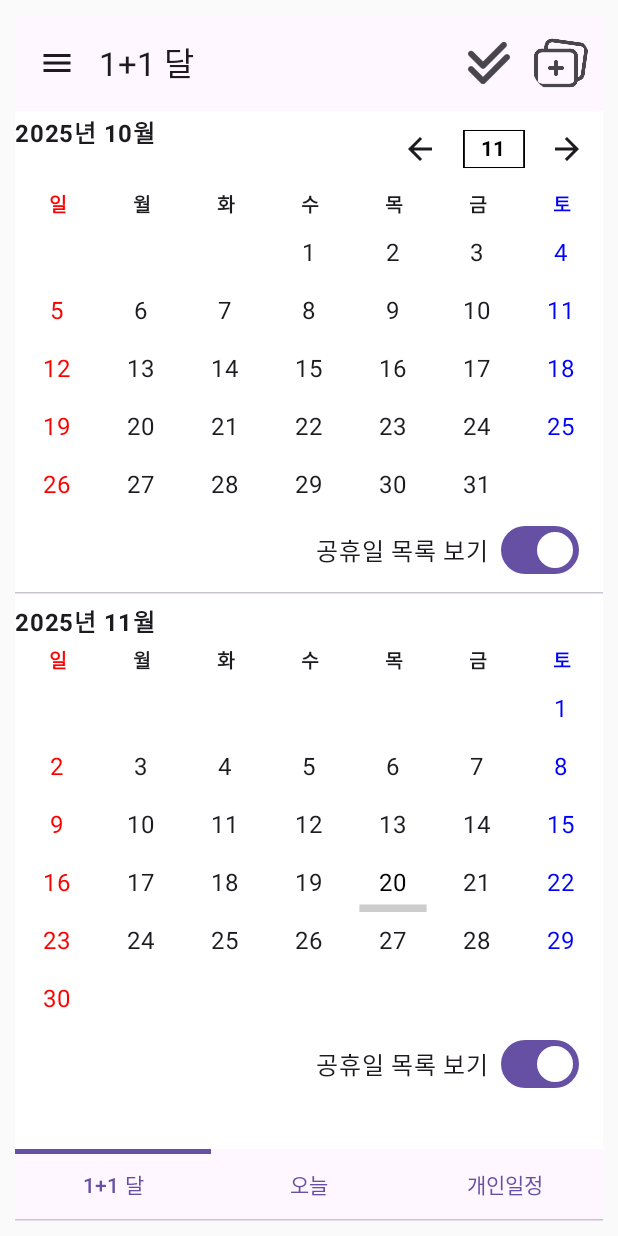
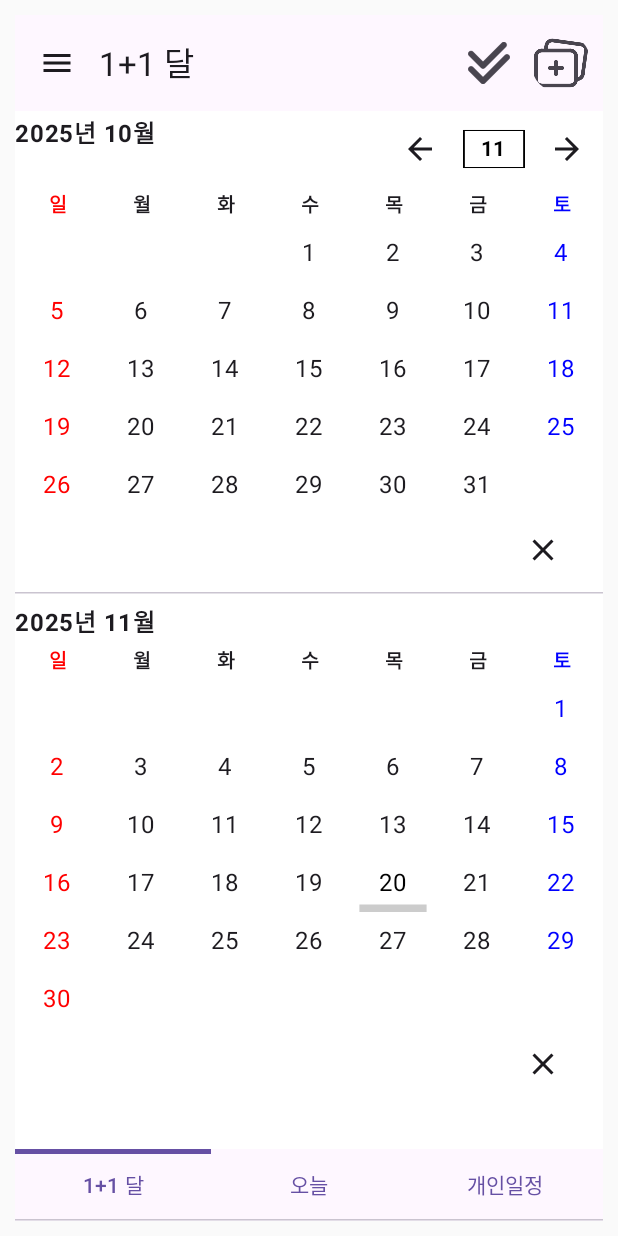
Before and after one commit to esummer9/twocalendar, an Android app built with Jetpack Compose: the screen it shows after launch (MainActivity), after a tap on "이전달", on a phone screen of 412 x 824 dp. Run offline under Robolectric (Android 15) with nearby library versions, the light colour scheme and no system bars; libraries missing offline, so code that uses them is left out: retrofit2.converter.simplexml; 4 statements that could not run were skipped.

Commit message:
design : 개인일정 목록의 토글 UI 생성

```diff
--- a/app/src/main/java/com/ediapp/twocalendar/ui/main/TwoMonthFragment.kt
+++ b/app/src/main/java/com/ediapp/twocalendar/ui/main/TwoMonthFragment.kt
@@ -14,12 +14,14 @@ import androidx.compose.foundation.layout.fillMaxWidth
 import androidx.compose.foundation.layout.height
 import androidx.compose.foundation.layout.padding
 import androidx.compose.foundation.layout.size
-import androidx.compose.foundation.layout.width // Added missing import
 import androidx.compose.foundation.rememberScrollState
 import androidx.compose.foundation.verticalScroll
 import androidx.compose.material.icons.Icons
-import androidx.compose.material.icons.automirrored.filled.ArrowBack // Changed import
-import androidx.compose.material.icons.automirrored.filled.ArrowForward // Changed import
+import androidx.compose.material.icons.automirrored.filled.ArrowBack
+import androidx.compose.material.icons.automirrored.filled.ArrowForward
+import androidx.compose.material.icons.filled.Close
+import androidx.compose.material.icons.filled.Info
+
 import androidx.compose.material3.AlertDialog
 import androidx.compose.material3.Button
 import androidx.compose.material3.ButtonDefaults
@@ -27,7 +29,6 @@ import androidx.compose.material3.ExperimentalMaterial3Api
 import androidx.compose.material3.HorizontalDivider
 import androidx.compose.material3.Icon
 import androidx.compose.material3.IconButton
-import androidx.compose.material3.MaterialTheme
 import androidx.compose.material3.OutlinedTextField
 import androidx.compose.material3.Scaffold
 import androidx.compose.material3.Text
@@ -35,7 +36,7 @@ import androidx.compose.material3.rememberTimePickerState
 import androidx.compose.runtime.Composable
 import androidx.compose.runtime.LaunchedEffect
 import androidx.compose.runtime.getValue
-import androidx.compose.runtime.mutableFloatStateOf // Changed import
+import androidx.compose.runtime.mutableFloatStateOf
 import androidx.compose.runtime.mutableStateOf
 import androidx.compose.runtime.remember
 import androidx.compose.runtime.setValue
@@ -60,7 +61,6 @@ import com.ediapp.twocalendar.R
 import java.time.LocalDate
 import java.time.LocalTime
 import java.time.YearMonth
-import androidx.compose.material3.Switch
 
 
 @Composable
@@ -72,7 +72,7 @@ fun TwoMonthFragment(
     showHolidays: Boolean,
     onMonthChanged: (YearMonth) -> Unit,
     onNavigateToPersonalSchedule: (LocalDate) -> Unit,
-    scheduleUpdateTrigger: Int // Add this parameter
+    scheduleUpdateTrigger: Int
 ) {
     var baseMonth by remember { mutableStateOf(YearMonth.now()) }
     val context = LocalContext.current
@@ -85,7 +85,7 @@ fun TwoMonthFragment(
     // HolidayList의 가시성을 제어하는 상태 변수
     var showHolidayListInMonth by remember { mutableStateOf(true) }
 
-    val holidays = remember(baseMonth, selectedPersonalSchedules, newlyAddedSchedules, showHolidays, scheduleUpdateTrigger) { // Add scheduleUpdateTrigger here
+    val holidays = remember(baseMonth, selectedPersonalSchedules, newlyAddedSchedules, showHolidays, scheduleUpdateTrigger) {
         val allSelectedSchedules = selectedPersonalSchedules + newlyAddedSchedules
 
         val categories = mutableListOf<String>()
@@ -97,7 +97,7 @@ fun TwoMonthFragment(
         }
 
         if (categories.isEmpty()) {
-            emptyMap<LocalDate, String>()
+            emptyMap()
         } else {
             val allSchedules = dbHelper.getDaysForCategoryMonth(baseMonth, categories) +
                     dbHelper.getDaysForCategoryMonth(baseMonth.plusMonths(1), categories)
@@ -148,7 +148,7 @@ fun TwoMonthFragment(
 
     Scaffold {
         val scrollState = rememberScrollState()
-        var offsetX by remember { mutableFloatStateOf(0f) } // Changed to mutableFloatStateOf
+        var offsetX by remember { mutableFloatStateOf(0f) }
         Column(
             modifier = modifier
                 .padding(it)
@@ -185,9 +185,9 @@ fun TwoMonthFragment(
                     fontWeight = FontWeight.Bold,
                     fontSize = 16.sp
                 )
-                Row(verticalAlignment = Alignment.CenterVertically) { // Removed trailing comma
+                Row(verticalAlignment = Alignment.CenterVertically) {
                     IconButton(onClick = { baseMonth = baseMonth.minusMonths(1) }) {
-                        Icon(Icons.AutoMirrored.Filled.ArrowBack, contentDescription = "이전달") // Changed to AutoMirrored
+                        Icon(Icons.AutoMirrored.Filled.ArrowBack, contentDescription = "이전달")
                     }
                     Button(
                         onClick = { baseMonth = YearMonth.now() },
@@ -210,7 +210,7 @@ fun TwoMonthFragment(
                         }
                     }
                     IconButton(onClick = { baseMonth = baseMonth.plusMonths(1) }) {
-                        Icon(Icons.AutoMirrored.Filled.ArrowForward, contentDescription = "다음달") // Changed to AutoMirrored
+                        Icon(Icons.AutoMirrored.Filled.ArrowForward, contentDescription = "다음달")
                     }
                 }
             }
@@ -218,20 +218,20 @@ fun TwoMonthFragment(
             MonthCalendar(yearMonth = firstMonth, holidays = holidays, onDateLongClick = onDateLongClick, onDateClick = onDateClick, visible = visibleCalList)
 //            Log.d("holidays2", "firstMonth : $holidays")
             if(visibleCalList) {
+                HolidayList(holidays = holidays, yearMonth = firstMonth, visible = showHolidayListInMonth)
                 Row(modifier = Modifier
                     .fillMaxWidth()
                     .padding(horizontal = 16.dp),
                     verticalAlignment = Alignment.CenterVertically,
                     horizontalArrangement = Arrangement.End
                 ) {
-                    Text(text = "공휴일 목록 보기")
-                    Spacer(modifier = Modifier.width(8.dp))
-                    Switch(
-                        checked = showHolidayListInMonth,
-                        onCheckedChange = { showHolidayListInMonth = it }
-                    )
+                    IconButton(onClick = { showHolidayListInMonth = !showHolidayListInMonth }) {
+                        Icon(
+                            imageVector = if (!showHolidayListInMonth) Icons.Filled.Info else Icons.Filled.Close,
+                            contentDescription = "공휴일 목록 보기 토글"
+                        )
+                    }
                 }
-                HolidayList(holidays = holidays, yearMonth = firstMonth, visible = showHolidayListInMonth)
             }
 
             Spacer(modifier = Modifier.height(4.dp))
@@ -249,20 +249,20 @@ fun TwoMonthFragment(
             MonthCalendar(yearMonth = secondMonth, holidays = holidays, onDateLongClick = onDateLongClick, onDateClick = onDateClick, visible = visibleCalList)
 //            Log.d("holidays3", "secondMonth : $holidays")
             if(visibleCalList) {
+                HolidayList(holidays = holidays, yearMonth = secondMonth, visible = showHolidayListInMonth)
                 Row(modifier = Modifier
                     .fillMaxWidth()
                     .padding(horizontal = 16.dp),
                     verticalAlignment = Alignment.CenterVertically,
                     horizontalArrangement = Arrangement.End
                 ) {
-                    Text(text = "공휴일 목록 보기")
-                    Spacer(modifier = Modifier.width(8.dp))
-                    Switch(
-                        checked = showHolidayListInMonth,
-                        onCheckedChange = { showHolidayListInMonth = it }
-                    )
+                    IconButton(onClick = { showHolidayListInMonth = !showHolidayListInMonth }) {
+                        Icon(
+                            imageVector = if (!showHolidayListInMonth) Icons.Filled.Info else Icons.Filled.Close,
+                            contentDescription = "공휴일 목록 보기 토글"
+                        )
+                    }
                 }
-                HolidayList(holidays = holidays, yearMonth = secondMonth, visible = showHolidayListInMonth)
             }
 
         }
@@ -328,7 +328,6 @@ fun MonthCalendar(yearMonth: YearMonth, holidays: Map<LocalDate, String>, modifi
     val firstDayOfMonth = yearMonth.atDay(1)
     val startDayOfWeek = firstDayOfMonth.dayOfWeek.value % 7 // Sunday = 0, Monday = 1, ...
     val today = LocalDate.now()
-    // val primaryColor = MaterialTheme.colorScheme.primary // Removed unused variable
 
     Column(modifier = modifier, verticalArrangement = Arrangement.Top) {
         // Header
```
